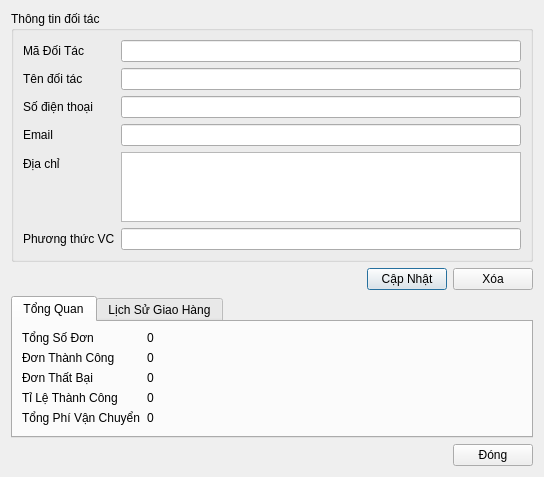
Above: ui/partner_detail.ui from thinh-doan/sales-and-warehouse-management-system before the change. Below: the same form after it.
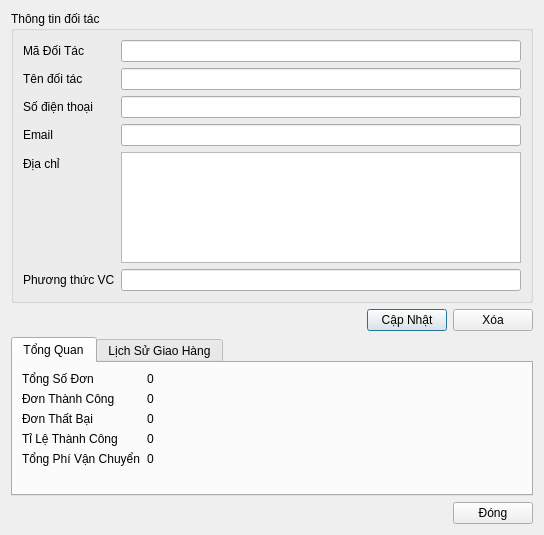
That is the form after the change. The open tabs and pages were chosen to show the change.

The edit to the form file:
```diff
--- a/ui/partner_detail.ui
+++ b/ui/partner_detail.ui
@@ -7,7 +7,7 @@
     <x>0</x>
     <y>0</y>
     <width>544</width>
-    <height>470</height>
+    <height>535</height>
    </rect>
   </property>
   <property name="windowTitle">
```
Left out of the diff: 30 changed lines with no effect on the pictures.
